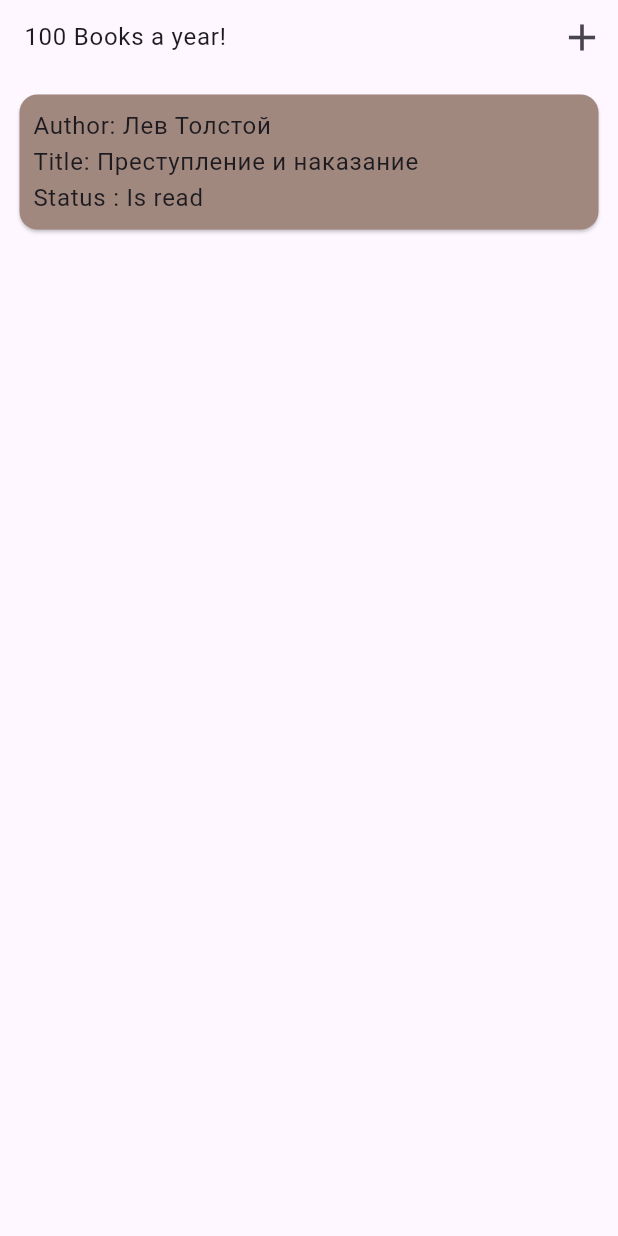
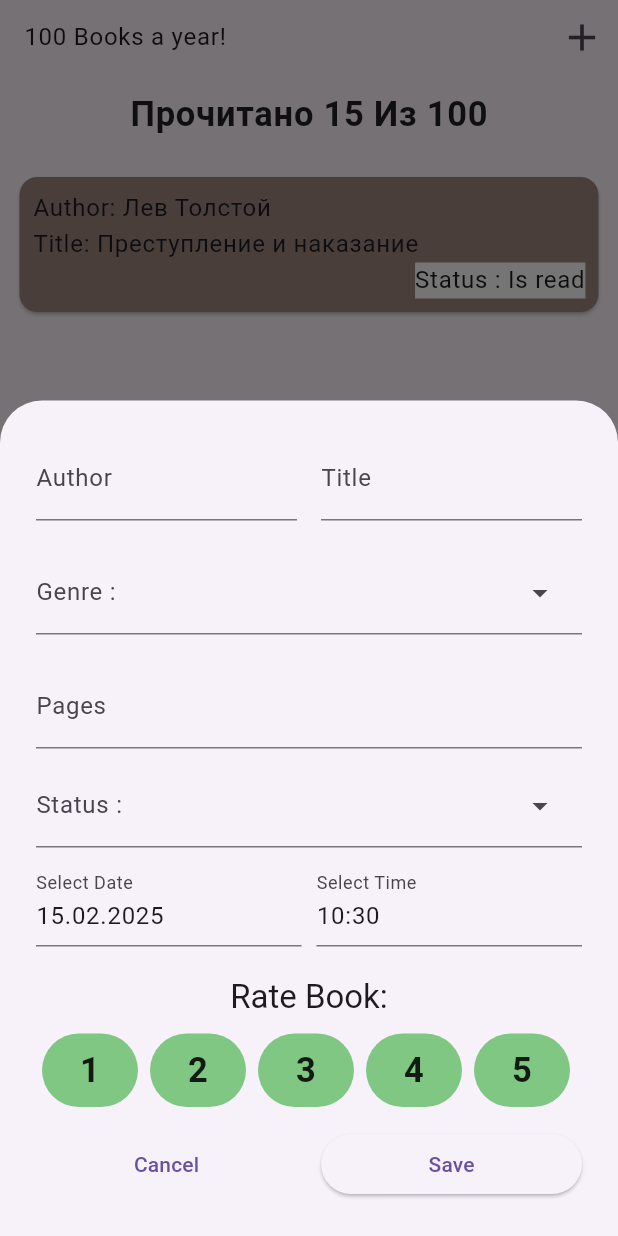
Before and after one commit to Flutter007/test4, a Flutter app: the screen it shows after launch, after a tap on the "add" icon, on a phone screen of 412 x 824 dp. Run offline on Flutter 3.47's test engine with Material 3 defaults, Android fonts, the phone set to English and light mode, and no system bars; drawn by our look-alikes of flutter_slidable; our stand-ins replace google_fonts; Roboto replaces fonts that are missing (Alexandria).

Commit message:
Created Sheet to Add new Book,started work on Sorting and showing Books in List

```diff
--- /dev/null
+++ b/lib/helpers/formatted_date.dart
@@ -0,0 +1,27 @@
+import 'package:flutter/material.dart';
+
+String _zeroPad(int dateTimeValue) {
+  if (dateTimeValue < 10) {
+    return '0$dateTimeValue';
+  }
+  return dateTimeValue.toString();
+}
+
+String formatDate(DateTime dateTime) {
+  final day = _zeroPad(dateTime.day);
+  final month = _zeroPad(dateTime.month);
+  final year = _zeroPad(dateTime.year);
+  return '$day.$month.$year';
+}
+
+String formatTime(TimeOfDay time) {
+  final hour = _zeroPad(time.hour);
+  final minutes = _zeroPad(time.minute);
+  return '$hour:$minutes';
+}
+
+String formatDateTime(DateTime dateTime) {
+  final date = formatDate(dateTime);
+  final time = formatTime(TimeOfDay.fromDateTime(dateTime));
+  return '$date $time';
+}
--- a/lib/screens/books_screen.dart
+++ b/lib/screens/books_screen.dart
@@ -17,8 +17,20 @@ class BooksScreen extends StatelessWidget {
   @override
   Widget build(BuildContext context) {
     final theme = Theme.of(context);
+    final bodyLargeStyle = theme.textTheme.bodyLarge!;
     return Padding(
       padding: EdgeInsets.all(9),
+      child: Column(
+        children: [
+          Text(
+            'Прочитано 15 Из 100',
+            style: bodyLargeStyle.copyWith(
+                fontSize: 23,
+                fontWeight: FontWeight.bold,
+                color: Colors.black87),
+          ),
+          SizedBox(height: 20),
+          Expanded(
             child: ListView.builder(
               itemBuilder: (ctx, index) {
                 final book = books[index];
@@ -49,6 +61,9 @@ class BooksScreen extends StatelessWidget {
               },
               itemCount: books.length,
             ),
+          ),
+        ],
+      ),
     );
   }
 }
--- a/lib/test4.dart
+++ b/lib/test4.dart
@@ -2,6 +2,7 @@ import 'package:flutter/material.dart';
 import 'package:google_fonts/google_fonts.dart';
 import 'package:test4/model/book.dart';
 import 'package:test4/screens/books_screen.dart';
+import 'package:test4/widgets/book_form.dart';
 
 class Test4 extends StatefulWidget {
   const Test4({super.key});
@@ -28,11 +29,25 @@ class _Test4State extends State<Test4> {
     });
   }
 
+  void addBook(Book newBook) {
+    setState(() {
+      books.add(newBook);
+    });
+  }
+
   void editBook(Book editBook) {
     setState(() {
       final index = books.indexWhere((book) => book.id == editBook.id);
       books[index] = editBook;
     });
+  }
+
+  void openAddBookSheet() {
+    showModalBottomSheet(
+        context: context,
+        isScrollControlled: true,
+        useSafeArea: true,
+        builder: (ctx) => BookForm(onBookSaved: addBook));
   }
 
   @override
@@ -48,7 +63,7 @@ class _Test4State extends State<Test4> {
         ),
         actions: [
           IconButton(
-              onPressed: () {},
+              onPressed: openAddBookSheet,
               icon: Icon(
                 Icons.add,
                 size: 30,
--- a/lib/widgets/book_card.dart
+++ b/lib/widgets/book_card.dart
@@ -40,10 +40,12 @@ class BookCard extends StatelessWidget {
                 ],
               ),
               Row(
+                mainAxisAlignment: MainAxisAlignment.end,
                 children: [
                   Text(
                     'Status : ${status.status}',
-                    style: bodyLargeStyle,
+                    style:
+                        bodyLargeStyle.copyWith(backgroundColor: Colors.white),
                   ),
                 ],
               ),
--- /dev/null
+++ b/lib/widgets/book_form.dart
@@ -0,0 +1,268 @@
+import 'package:flutter/material.dart';
+import 'package:test4/data/genre_data.dart';
+import 'package:test4/data/status_data.dart';
+import 'package:test4/helpers/formatted_date.dart';
+import 'package:test4/model/book.dart';
+import 'package:test4/widgets/rating_system.dart';
+
+class BookForm extends StatefulWidget {
+  final void Function(Book newBook) onBookSaved;
+  final Book? editBook;
+  const BookForm({
+    super.key,
+    required this.onBookSaved,
+    this.editBook,
+  });
+
+  @override
+  State<BookForm> createState() => _BookFormState();
+}
+
+class _BookFormState extends State<BookForm> {
+  var selectedDate = DateTime.now();
+  var selectedTime = TimeOfDay.now();
+  final dateController = TextEditingController();
+  final timeController = TextEditingController();
+  final authorController = TextEditingController();
+  final titleController = TextEditingController();
+  final pagesController = TextEditingController();
+  final ratingController = TextEditingController();
+  String? selectedGenre;
+  String? selectedStatus;
+
+  @override
+  void initState() {
+    super.initState();
+    if (widget.editBook != null) {
+      final editedBook = widget.editBook!;
+      authorController.text = editedBook.author;
+      titleController.text = editedBook.title;
+      pagesController.text = editedBook.pages.toString();
+      selectedGenre = editedBook.genreID;
+      selectedStatus = editedBook.statusID;
+      ratingController.text = editedBook.rating.toString();
+    }
+    dateController.text = formatDate(selectedDate);
+    timeController.text = formatTime(selectedTime);
+  }
+
+  @override
+  void dispose() {
+    super.dispose();
+    dateController.dispose();
+    timeController.dispose();
+    authorController.dispose();
+    titleController.dispose();
+    pagesController.dispose();
+  }
+
+  void onCancel() {
+    setState(() {
+      Navigator.pop(context);
+    });
+  }
+
+  void onSave() {
+    final dateTime = DateTime(
+      selectedDate.year,
+      selectedDate.month,
+      selectedDate.day,
+      selectedTime.hour,
+      selectedTime.minute,
+    );
+    final addBook = Book(
+      id: widget.editBook?.id,
+      author: authorController.text.trim(),
+      title: titleController.text.trim(),
+      genreID: selectedGenre!,
+      pages: int.parse(pagesController.text.trim()),
+      statusID: selectedStatus!,
+      endTime: dateTime,
+      rating: int.parse(ratingController.text),
+    );
+    widget.onBookSaved(addBook);
+    Navigator.pop(context);
+  }
+
+  void onDateTap() async {
+    final now = DateTime.now();
+    final firstDate = DateTime(now.year - 1, now.month, now.day);
+    final lastDate = DateTime(now.year, now.month, now.day);
+
+    final userDateTime = await showDatePicker(
+        context: context,
+        firstDate: firstDate,
+        lastDate: lastDate,
+        initialDate: selectedDate);
+    if (userDateTime != null) {
+      setState(() {
+        selectedDate = userDateTime;
+        dateController.text = formatDate(selectedDate);
+      });
+    }
+  }
+
+  void onTimeTap() async {
+    final userTime = await showTimePicker(
+      context: context,
+      initialTime: selectedTime,
+    );
+    if (userTime != null) {
+      setState(() {
+        selectedTime = userTime;
+        timeController.text = formatTime(selectedTime);
+      });
+    }
+  }
+
+  void selectRating(int rate) {
+    setState(() {
+      ratingController.text = rate.toString();
+    });
+  }
+
+  bool isChanged = false;
+  void changeIsChanged() {
+    setState(() {
+      isChanged = !isChanged;
+    });
+  }
+
+  @override
+  Widget build(BuildContext context) {
+    final theme = Theme.of(context);
+    final bottomInset = MediaQuery.of(context).viewInsets.bottom;
+    return SingleChildScrollView(
+      child: Container(
+        width: double.infinity,
+        padding: EdgeInsets.fromLTRB(24, 24, 24, 24 + bottomInset),
+        child: Column(
+          mainAxisSize: MainAxisSize.min,
+          children: [
+            Row(
+              children: [
+                Expanded(
+                  child: TextField(
+                    controller: authorController,
+                    decoration: const InputDecoration(
+                      label: Text('Author'),
+                    ),
+                  ),
+                ),
+                SizedBox(width: 16),
+                Expanded(
+                  child: TextField(
+                    controller: titleController,
+                    decoration: const InputDecoration(
+                      label: Text('Title'),
+                    ),
+                  ),
+                ),
+              ],
+            ),
+            SizedBox(height: 20),
+            DropdownMenu(
+              expandedInsets: EdgeInsets.zero,
+              label: Text('Genre : '),
+              inputDecorationTheme: theme.inputDecorationTheme,
+              initialSelection: selectedGenre,
+              onSelected: ((value) => setState(
+                    () => value = selectedGenre,
+                  )),
+              dropdownMenuEntries: genres
+                  .map(
+                    (genre) => DropdownMenuEntry(
+                      value: genre.id,
+                      label: genre.title,
+                      leadingIcon: Icon(genre.icon),
+                    ),
+                  )
+                  .toList(),
+            ),
+            SizedBox(height: 20),
+            Row(
+              children: [
+                Expanded(
+                  child: TextField(
+                    controller: pagesController,
+                    decoration: const InputDecoration(
+                      label: Text('Pages'),
+                    ),
+                    keyboardType: TextInputType.number,
+                  ),
+                ),
+              ],
+            ),
+            SizedBox(height: 10),
+            DropdownMenu(
+              expandedInsets: EdgeInsets.zero,
+              label: Text('Status : '),
+              inputDecorationTheme: theme.inputDecorationTheme,
+              initialSelection: selectedStatus,
+              onSelected: ((value) => setState(
+                    () => value = selectedStatus,
+                  )),
+              dropdownMenuEntries: statuses
+                  .map(
+                    (status) => DropdownMenuEntry(
+                      value: status.id,
+                      label: status.status,
+                    ),
+                  )
+                  .toList(),
+            ),
+            SizedBox(height: 10),
+            Row(
+              children: [
+                Expanded(
+                  child: TextField(
+                    controller: dateController,
+                    onTap: onDateTap,
+                    decoration: const InputDecoration(
+                      label: Text('Select Date'),
+                    ),
+                  ),
+                ),
+                SizedBox(width: 10),
+                Expanded(
+                  child: TextField(
+                    controller: timeController,
+                    onTap: onTimeTap,
+                    decoration: const InputDecoration(
+                      label: Text('Select Time'),
+                    ),
+                  ),
+                ),
+              ],
+            ),
+            SizedBox(height: 20),
+            RatingSystem(
+              selectRating: selectRating,
+              changeState: changeIsChanged,
+            ),
+            SizedBox(height: 14),
+            Row(
+              children: [
+                Expanded(
+                  child: TextButton(
+                    onPressed: onCancel,
+                    child: Text('Cancel'),
+                  ),
+                ),
+                SizedBox(
+                  width: 16,
+                ),
+                Expanded(
+                  child: ElevatedButton(
+                    onPressed: onSave,
+                    child: Text('Save'),
+                  ),
+                )
+              ],
+            )
+          ],
+        ),
+      ),
+    );
+  }
+}
--- /dev/null
+++ b/lib/widgets/rating_button.dart
@@ -0,0 +1,53 @@
+import 'package:flutter/material.dart';
+
+class RatingButton extends StatefulWidget {
+  final Function(int) rateBook;
+  final String rating;
+  const RatingButton({
+    super.key,
+    required this.rateBook,
+    required this.rating,
+  });
+
+  @override
+  State<RatingButton> createState() => _RatingButtonState();
+}
+
+class _RatingButtonState extends State<RatingButton> {
+  bool isChanged = false;
+
+  void changeIsChanged() {
+    setState(() {
+      isChanged = !isChanged;
+    });
+  }
+
+  @override
+  Widget build(BuildContext context) {
+    return Padding(
+      padding: const EdgeInsets.symmetric(horizontal: 4),
+      child: TextButton(
+        onPressed: () {
+          widget.rateBook(int.parse(widget.rating));
+          changeIsChanged();
+        },
+        style: TextButton.styleFrom(
+          backgroundColor: isChanged ? Colors.black87 : Colors.green.shade300,
+          shape: RoundedRectangleBorder(
+            borderRadius: isChanged
+                ? BorderRadius.circular(25)
+                : BorderRadius.circular(35),
+          ),
+        ),
+        child: Text(
+          widget.rating,
+          style: TextStyle(
+            fontSize: 23,
+            fontWeight: FontWeight.bold,
+            color: isChanged ? Colors.white : Colors.black87,
+          ),
+        ),
+      ),
+    );
+  }
+}
--- /dev/null
+++ b/lib/widgets/rating_system.dart
@@ -0,0 +1,51 @@
+import 'package:flutter/material.dart';
+import 'package:test4/widgets/rating_button.dart';
+
+class RatingSystem extends StatelessWidget {
+  final Function(int) selectRating;
+  final void Function() changeState;
+
+  const RatingSystem({
+    super.key,
+    required this.selectRating,
+    required this.changeState,
+  });
+
+  @override
+  Widget build(BuildContext context) {
+    return SizedBox(
+      width: 400,
+      child: Column(
+        mainAxisAlignment: MainAxisAlignment.center,
+        children: [
+          Text('Rate Book:', style: Theme.of(context).textTheme.titleLarge!),
+          SizedBox(height: 10),
+          Row(
+            children: [
+              RatingButton(
+                rateBook: selectRating,
+                rating: '1',
+              ),
+              RatingButton(
+                rateBook: selectRating,
+                rating: '2',
+              ),
+              RatingButton(
+                rateBook: selectRating,
+                rating: '3',
+              ),
+              RatingButton(
+                rateBook: selectRating,
+                rating: '4',
+              ),
+              RatingButton(
+                rateBook: selectRating,
+                rating: '5',
+              ),
+            ],
+          ),
+        ],
+      ),
+    );
+  }
+}
```
Lines whose indentation alone changed are shown as unchanged.
